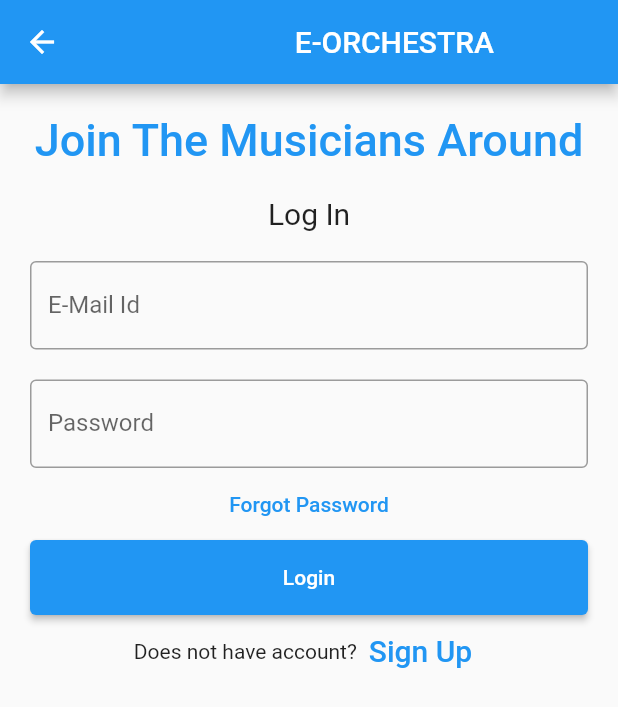
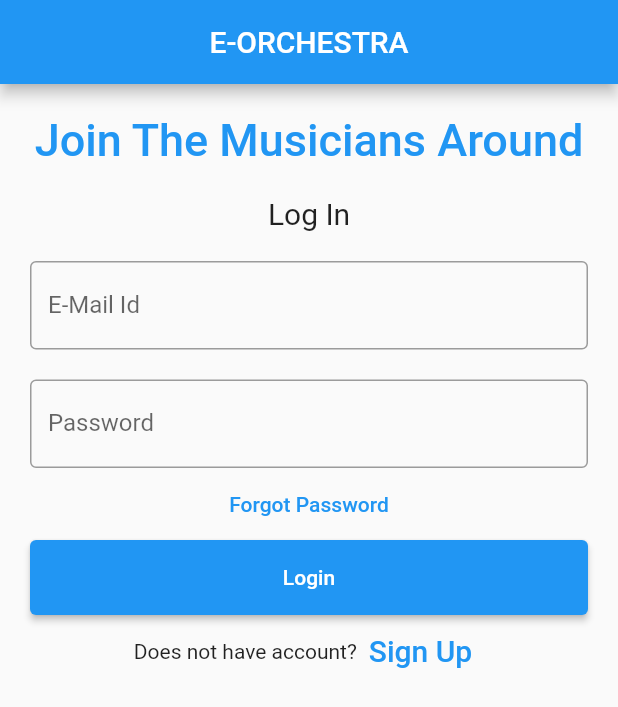
Before and after one commit to harjotjuneja6/flutter, a Flutter app: the LoginPage screen opened directly, on a phone screen of 412 x 824 dp. Shown: the top 707 px of the screen. Run offline on Flutter 3.47's test engine with Material 2 defaults, Android fonts, the phone set to English and light mode, and no system bars.

Commit message:
Fixed header on login page

```diff
--- a/lib/views/loginpage.dart
+++ b/lib/views/loginpage.dart
@@ -7,8 +7,11 @@ class LoginPage extends StatelessWidget {
   Widget build(BuildContext context) {
     return Scaffold(
       appBar: AppBar(
-        title: Text(
-          "                         E-ORCHESTRA",
+        automaticallyImplyLeading: false,
+        title: Center(
+          child: Text(
+            "E-ORCHESTRA",
+          ),
         ),
       ),
       body: Padding(
```
